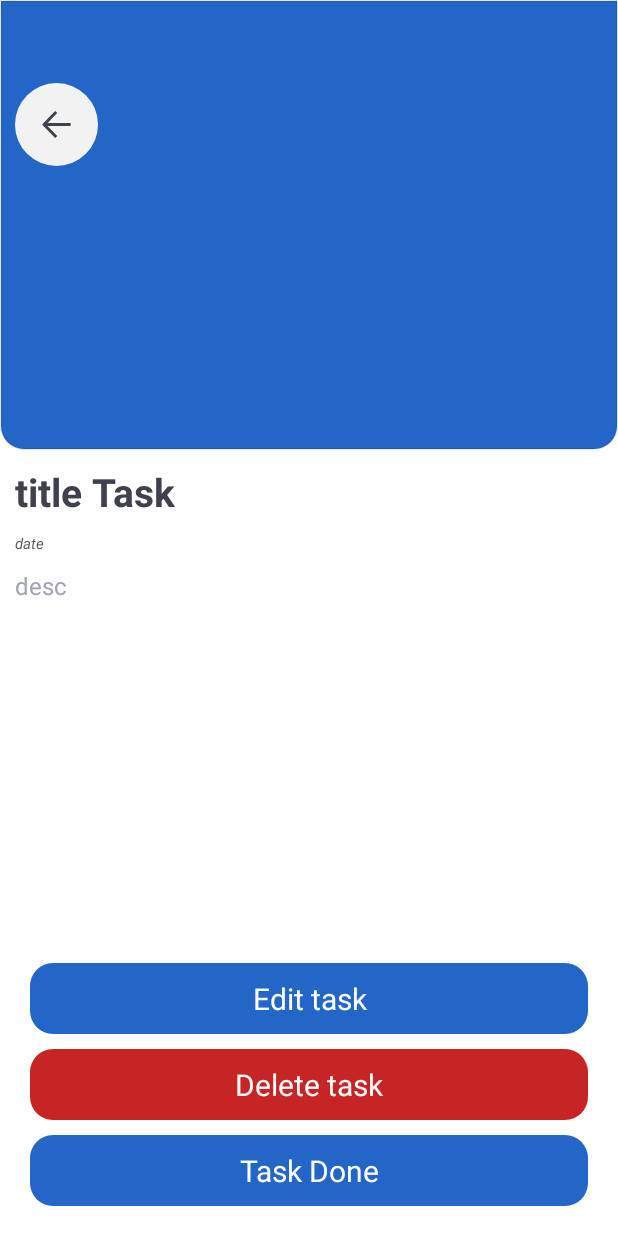
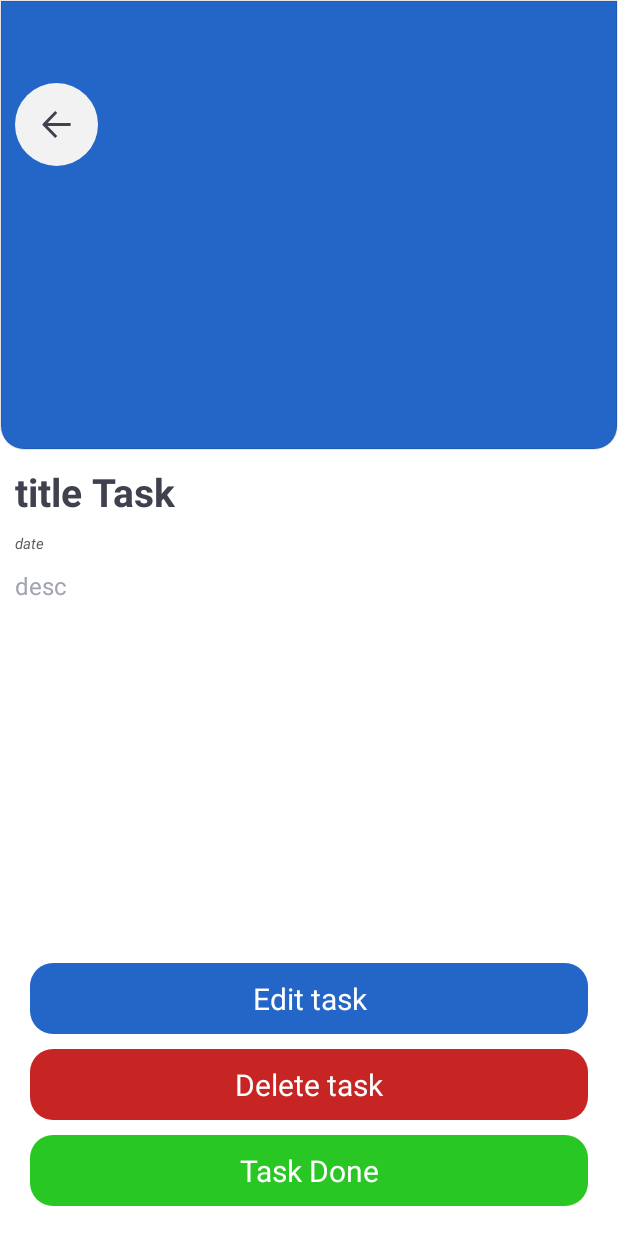
Before and after one commit to billymaulana/android-smartwork-management, an Android app: the layout activity_detail_task.xml on its own in the app's theme, with its tools: preview values and no code run, on a phone screen of 412 x 824 dp. Run offline under Robolectric (Android 15) with nearby library versions, the phone set to English and light mode, and no system bars.

Commit message:
enhancement layout

```diff
--- a/app/src/main/res/layout/activity_detail_task.xml
+++ b/app/src/main/res/layout/activity_detail_task.xml
@@ -58,23 +58,22 @@
         android:textSize="16dp" />
 
     <TextView
-        android:layout_marginBottom="20dp"
-        android:layout_alignParentBottom="true"
         android:id="@+id/btnAdd"
-        android:gravity="center"
-        android:layout_below="@+id/card_input_tgl"
         android:layout_width="match_parent"
         android:layout_height="wrap_content"
+        android:layout_below="@+id/card_input_tgl"
+        android:layout_alignParentBottom="true"
+        android:layout_marginLeft="20dp"
+        android:layout_marginTop="10dp"
+        android:layout_marginRight="20dp"
+        android:layout_marginBottom="20dp"
+        android:background="@drawable/btn_design_green"
+        android:gravity="center"
+        android:paddingTop="10dp"
+        android:paddingBottom="10dp"
         android:text="Task Done"
         android:textColor="#ffffff"
-        android:textSize="20dp"
-        android:layout_marginLeft="20dp"
-        android:layout_marginRight="20dp"
-        android:paddingTop="10dp"
-        android:paddingBottom="10dp"
-        android:background="@drawable/btn_design_main"
-        android:layout_marginTop="10dp">
-    </TextView>
+        android:textSize="20dp"></TextView>
     <TextView
         android:id="@+id/btndelete"
         android:gravity="center"
--- a/app/src/main/res/layout/activity_detail_training.xml
+++ b/app/src/main/res/layout/activity_detail_training.xml
@@ -52,6 +52,7 @@
             android:paddingBottom="100dp"/>
     </LinearLayout>
     </androidx.core.widget.NestedScrollView>
+
     <TextView
         android:id="@+id/button"
         android:layout_width="match_parent"
--- a/app/src/main/res/layout/activity_main.xml
+++ b/app/src/main/res/layout/activity_main.xml
@@ -56,6 +56,7 @@
         android:gravity="center">
         <TextView
             android:layout_marginTop="10dp"
+            android:paddingBottom="20dp"
             android:layout_width="wrap_content"
             android:layout_height="wrap_content"
             android:text="Dont Have a Account ?"
@@ -65,6 +66,7 @@
         <TextView
             android:id="@+id/btnSignUp"
             android:layout_marginTop="10dp"
+            android:paddingBottom="20dp"
             android:layout_width="wrap_content"
             android:layout_height="wrap_content"
             android:text="Sign Up"
```
Also changed, not shown: app/src/main/res/layout/activity_apply.xml (+7 -4 lines), app/src/main/res/layout/activity_dashboard_public.xml (+7 -1 lines).
